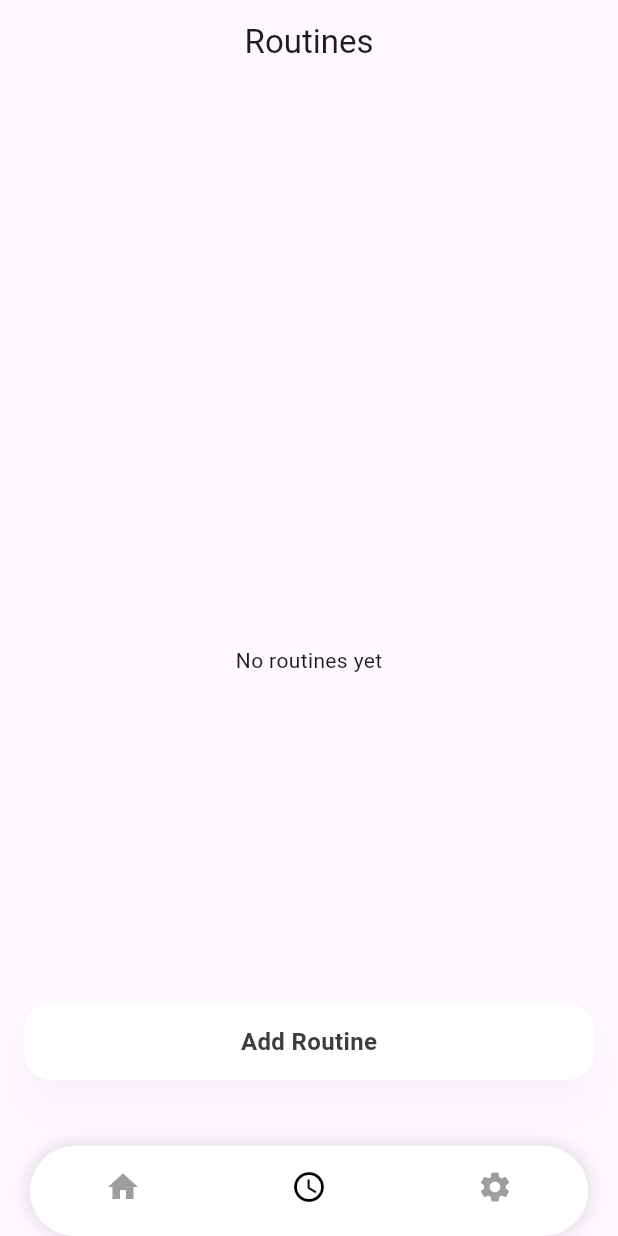
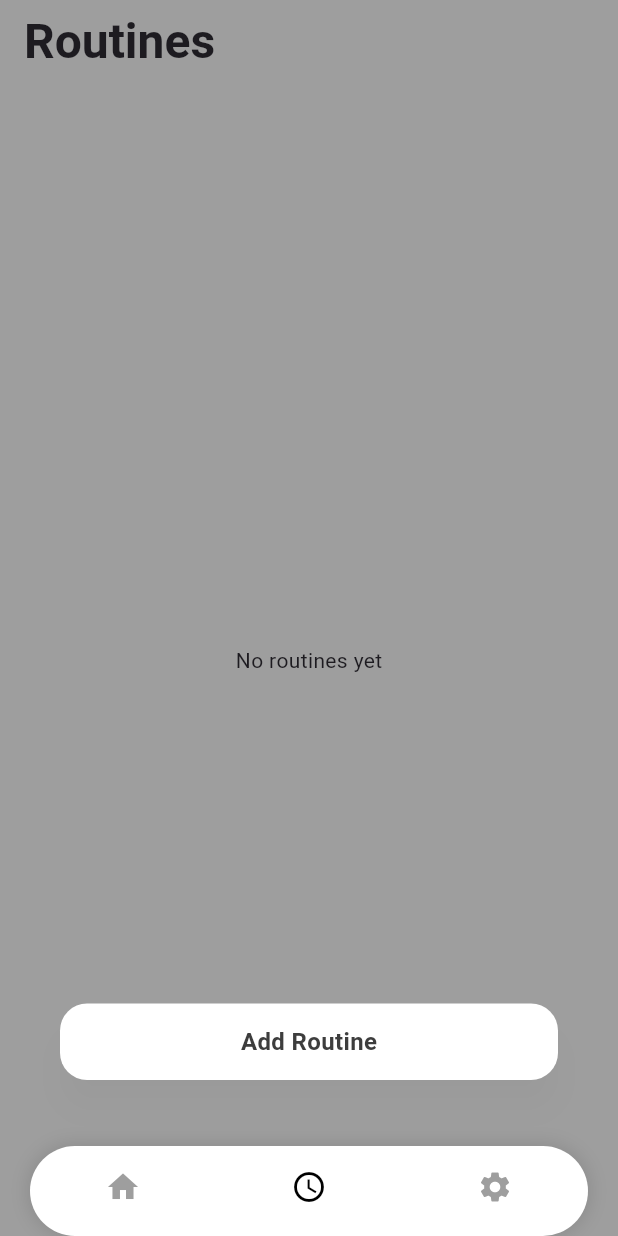
Before and after one commit to SamarthChadha/APP-3---Flutter, a Flutter app: the screen it shows after launch, item 2 of the bottom bar chosen, on a phone screen of 412 x 824 dp. Run offline on Flutter 3.47's test engine with Material 3 defaults, Android fonts, the light colour scheme and no system bars; our stand-ins replace multicast_dns; missing offline and left inert: flutter_3d_controller.

Commit message:
- made bg color grey - edited the size of add routines button - made title bigger and bold

```diff
--- a/circadian_light/lib/screens/routines.dart
+++ b/circadian_light/lib/screens/routines.dart
@@ -184,14 +184,24 @@ class _RoutinesScreenState extends State<RoutinesScreen> {
           );
 
     return Scaffold(
-      appBar: AppBar(title: const Text('Routines'), centerTitle: true),
+      backgroundColor: Colors.grey,
+      appBar: AppBar(
+        backgroundColor: Colors.grey,
+        title: const Text(
+          'Routines',
+          style: TextStyle(
+            fontSize: 32,
+            fontWeight: FontWeight.w700,
+          ),
+        ),
+      ),
       body: Stack(
         clipBehavior: Clip.none,
         children: [
           content,
           Positioned(
-            left: 16,
-            right: 16,
+            left: 40,
+            right: 40,
             bottom: bottomClearance + 24,
             child: Material(
               color: Colors.white,
```
